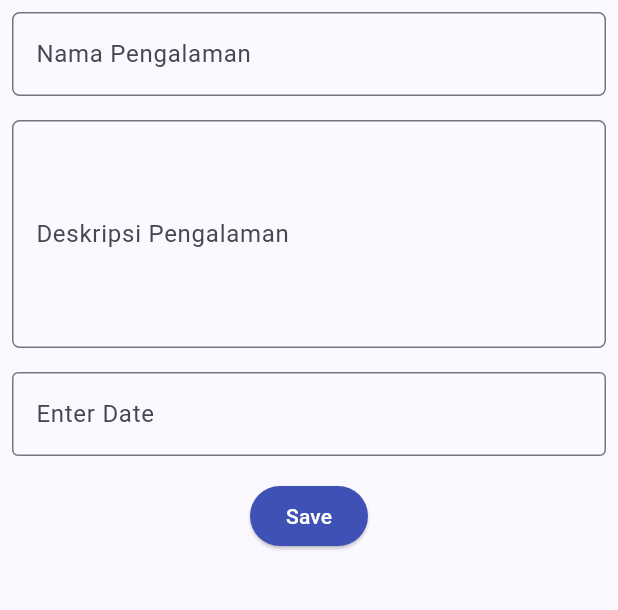
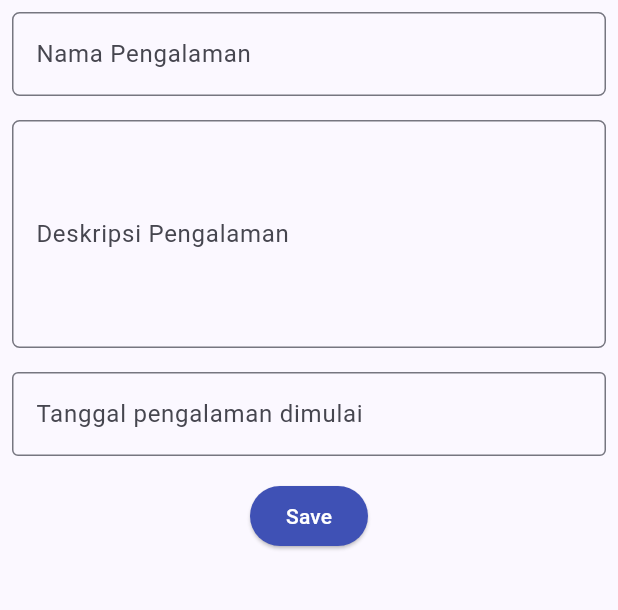
Before and after one commit to faeiz-ff/myportofolio_mobile, a Flutter app: the screen it shows after launch, in the side drawer, after a tap on "Add Experience", on a phone screen of 412 x 824 dp, the part 84-694 px from its top. Run offline on Flutter 3.47's test engine with Material 3 defaults, Android fonts, the phone set to English and light mode, and no system bars; our stand-ins replace material_ui.

Commit message:
feat: tambah teks hint bahasa indonesia pada form pengalaman

```diff
--- a/lib/screens/experience_form.dart
+++ b/lib/screens/experience_form.dart
@@ -87,6 +87,8 @@ class _ExperienceFormPageState extends State<ExperienceFormPage> {
                 child: InputDatePickerFormField(
                   firstDate: DateTime.utc(2007),
                   lastDate: DateTime.now(),
+                  fieldHintText: "Tanggal pengalaman dimulai",
+                  fieldLabelText: "Tanggal pengalaman dimulai",
                   errorFormatText: "Format Tanggal Salah!",
                   errorInvalidText: "Tanggal tidak valid!",
                   onDateSubmitted: ((DateTime value) {
```
